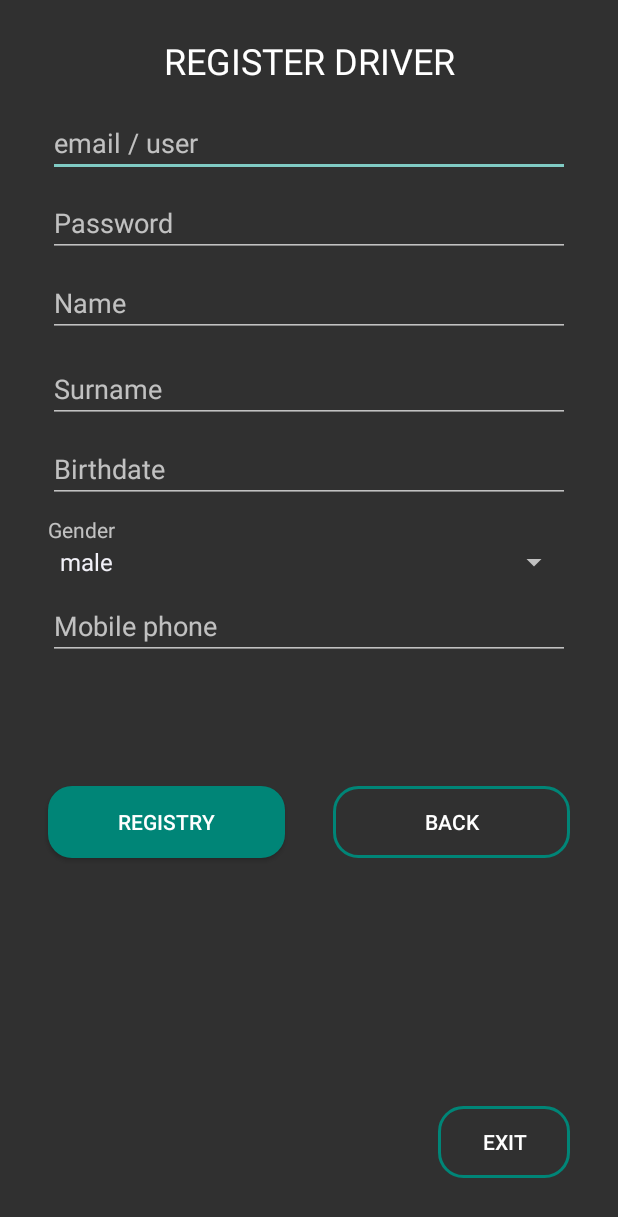
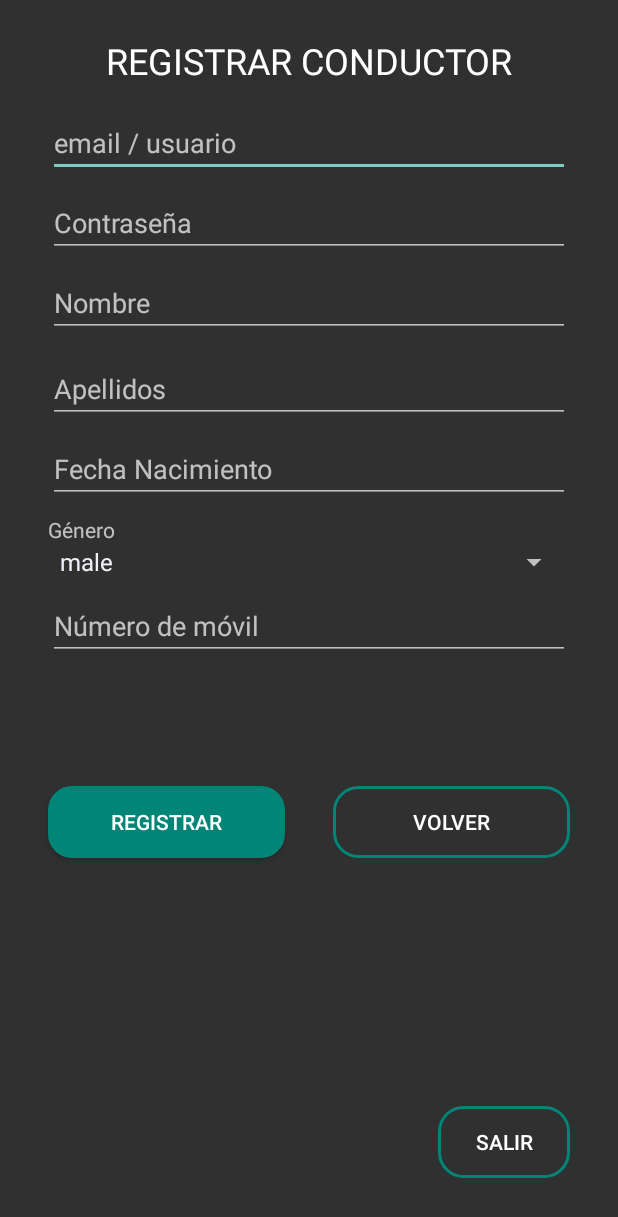
Before and after one commit to avillenam/geoloc, an Android app: the SecondActivity screen opened directly, with no data from a screen before it, on a phone screen of 412 x 824 dp. Shown: the top 1217 px of the screen. Run offline under Robolectric (Android 15) with nearby library versions, the phone set to English and light mode, and no system bars.

Commit message:
Version 1.9.1

```diff
--- a/app/src/main/res/layout/activity_second.xml
+++ b/app/src/main/res/layout/activity_second.xml
@@ -17,7 +17,7 @@
         android:layout_marginEnd="32dp"
         android:layout_marginRight="32dp"
         android:background="@drawable/button_rounded_border"
-        android:text="BACK"
+        android:text="VOLVER"
         app:layout_constraintBottom_toBottomOf="parent"
         app:layout_constraintEnd_toEndOf="parent"
         app:layout_constraintStart_toEndOf="@+id/btn_registry"
@@ -34,7 +34,7 @@
         android:layout_marginRight="32dp"
         android:layout_marginBottom="16dp"
         android:background="@drawable/button_rounded_border"
-        android:text="EXIT"
+        android:text="SALIR"
         app:layout_constraintBottom_toBottomOf="parent"
         app:layout_constraintEnd_toEndOf="parent"
         app:layout_constraintHorizontal_bias="1.0"
@@ -52,7 +52,7 @@
         android:layout_marginEnd="16dp"
         android:layout_marginRight="16dp"
         android:background="@drawable/button_rounded"
-        android:text="REGISTRY"
+        android:text="REGISTRAR"
         app:layout_constraintBottom_toBottomOf="parent"
         app:layout_constraintEnd_toStartOf="@+id/btn_back"
         app:layout_constraintHorizontal_bias="0.697"
@@ -70,7 +70,7 @@
         android:layout_marginEnd="32dp"
         android:layout_marginRight="32dp"
         android:ems="10"
-        android:hint="email / user"
+        android:hint="email / usuario"
         android:inputType="textEmailAddress"
         app:layout_constraintEnd_toEndOf="parent"
         app:layout_constraintHorizontal_bias="1.0"
@@ -87,7 +87,7 @@
         android:layout_marginEnd="32dp"
         android:layout_marginRight="32dp"
         android:ems="10"
-        android:hint="Password"
+        android:hint="Contraseña"
         android:inputType="textPassword"
         app:layout_constraintEnd_toEndOf="parent"
         app:layout_constraintStart_toStartOf="parent"
@@ -103,7 +103,7 @@
         android:layout_marginEnd="32dp"
         android:layout_marginRight="32dp"
         android:ems="10"
-        android:hint="Name"
+        android:hint="Nombre"
         android:inputType="textPersonName"
         app:layout_constraintEnd_toEndOf="parent"
         app:layout_constraintHorizontal_bias="0.0"
@@ -120,7 +120,7 @@
         android:layout_marginEnd="32dp"
         android:layout_marginRight="32dp"
         android:ems="10"
-        android:hint="Surname"
+        android:hint="Apellidos"
         android:inputType="textPersonName"
         app:layout_constraintEnd_toEndOf="parent"
         app:layout_constraintHorizontal_bias="1.0"
@@ -138,7 +138,7 @@
         android:layout_marginRight="32dp"
         android:ems="10"
         android:inputType="textPersonName"
-        android:text="Gender"
+        android:text="Género"
         app:layout_constraintEnd_toEndOf="parent"
         app:layout_constraintHorizontal_bias="0.0"
         app:layout_constraintStart_toStartOf="parent"
@@ -169,7 +169,7 @@
         android:layout_marginEnd="32dp"
         android:layout_marginRight="32dp"
         android:ems="10"
-        android:hint="Birthdate"
+        android:hint="Fecha Nacimiento"
         android:inputType="date"
         app:layout_constraintEnd_toEndOf="parent"
         app:layout_constraintStart_toStartOf="parent"
@@ -185,7 +185,7 @@
         android:layout_marginEnd="32dp"
         android:layout_marginRight="32dp"
         android:ems="10"
-        android:hint="Mobile phone"
+        android:hint="Número de móvil"
         android:inputType="phone"
         app:layout_constraintEnd_toEndOf="parent"
         app:layout_constraintStart_toStartOf="parent"
@@ -202,7 +202,7 @@
         android:layout_marginRight="32dp"
         android:ems="10"
         android:inputType="textPersonName"
-        android:text="REGISTER DRIVER"
+        android:text="REGISTRAR CONDUCTOR"
         android:textAlignment="center"
         android:textAppearance="@style/TextAppearance.AppCompat.Body1"
         android:textSize="24sp"
```
Also changed, not shown: app/src/main/java/com/uned/geoloc_3/UserLogedActivity.java (+69 -44 lines), app/src/main/res/layout/activity_main.xml (+5 -5 lines), app/src/main/res/layout/activity_user_loged.xml (+12 -12 lines).
